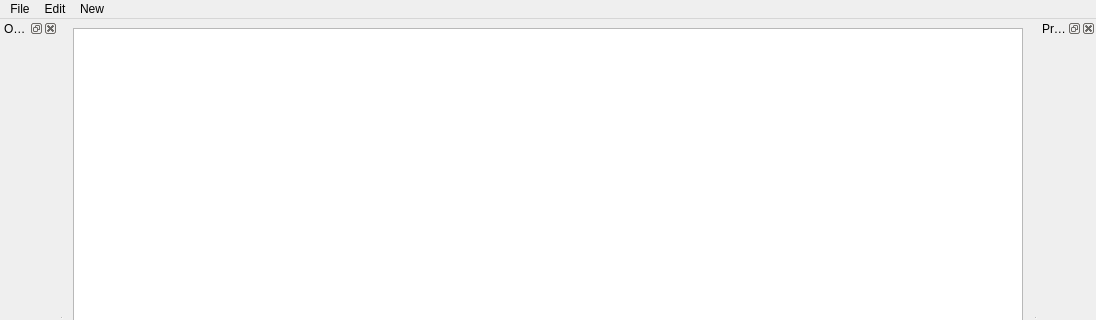
Above: mainwindow.ui from ThatSoulyGuy/UIMaker2 before the change; both pictures show x 0 to 1096 and y 0 to 320 of the 1096 by 628 pixel window. Below: the same form after it.
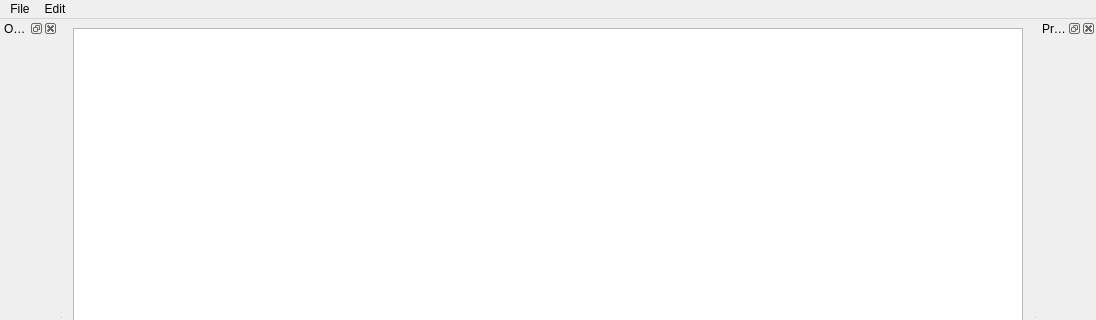
That is the form after the change. Icons and pictures are not drawn.

What changed in the file:
```diff
--- a/mainwindow.ui
+++ b/mainwindow.ui
@@ -45,24 +45,12 @@
     <property name="title">
      <string>Edit</string>
     </property>
-    <addaction name="ActionMove"/>
-    <addaction name="ActionScale"/>
-    <addaction name="ActionRotate"/>
-    <addaction name="separator"/>
-    <addaction name="ActionUndo"/>
-    <addaction name="ActionRedo"/>
-   </widget>
-   <widget class="QMenu" name="MenuNew">
-    <property name="title">
-     <string>New</string>
-    </property>
     <addaction name="ActionAddImage"/>
     <addaction name="ActionAddButton"/>
     <addaction name="ActionAddText"/>
    </widget>
    <addaction name="MenuFile"/>
    <addaction name="MenuEdit"/>
-   <addaction name="MenuNew"/>
   </widget>
   <widget class="QDockWidget" name="ObjectHierarchy">
    <property name="sizePolicy">
```
